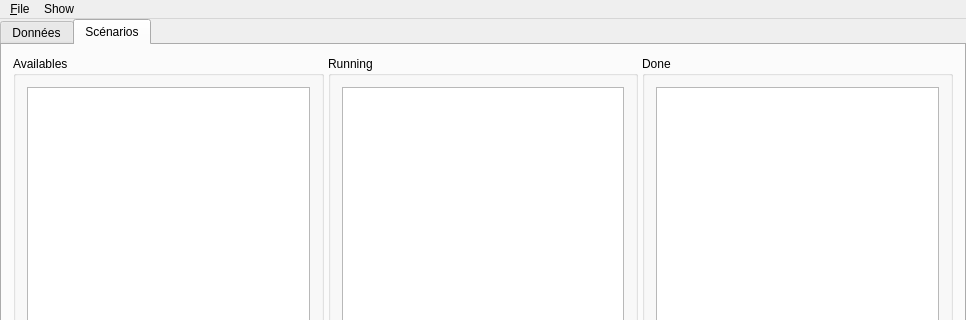
Above: mainwindow.ui from obiwankennedy/rcm before the change; both pictures show x 0 to 966 and y 0 to 320 of the 966 by 694 pixel window. Below: the same form after it.
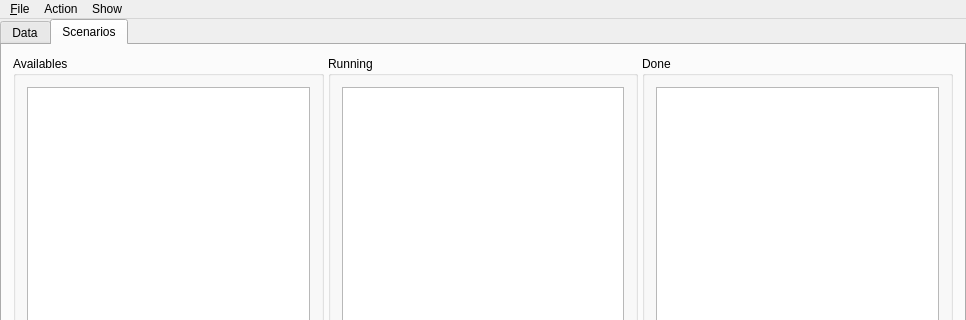
That is the form after the change. The open tabs and pages were chosen to show the change.

The edit to the form file:
```diff
--- a/mainwindow.ui
+++ b/mainwindow.ui
@@ -28,7 +28,7 @@
       </property>
       <widget class="QWidget" name="tab">
        <attribute name="title">
-        <string>Données</string>
+        <string>Data</string>
        </attribute>
        <layout class="QHBoxLayout" name="horizontalLayout_3">
         <item>
@@ -121,7 +121,7 @@
       </widget>
       <widget class="QWidget" name="tab_2">
        <attribute name="title">
-        <string>Scénarios</string>
+        <string>Scenarios</string>
        </attribute>
        <layout class="QVBoxLayout" name="verticalLayout_6">
         <item>
@@ -173,7 +173,7 @@
      <x>0</x>
      <y>0</y>
      <width>966</width>
-     <height>25</height>
+     <height>22</height>
     </rect>
    </property>
    <widget class="QMenu" name="menu_File">
@@ -193,7 +193,15 @@
     </property>
     <addaction name="m_customerViewDisplayAct"/>
    </widget>
+   <widget class="QMenu" name="menuActuion">
+    <property name="title">
+     <string>Action</string>
+    </property>
+    <addaction name="m_newGameAct"/>
+    <addaction name="m_newGmAct"/>
+   </widget>
    <addaction name="menu_File"/>
+   <addaction name="menuActuion"/>
    <addaction name="menuShow"/>
   </widget>
   <action name="m_openAct">
```
Left out of the diff: 18 changed lines with no effect on the pictures.
